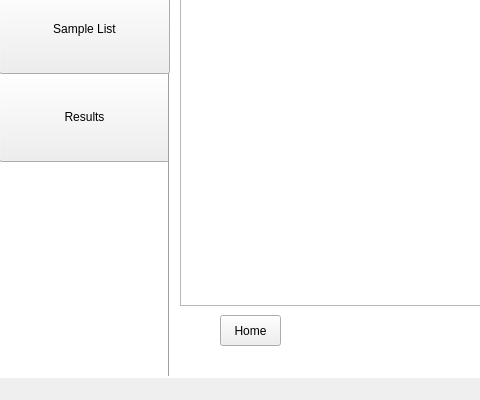
First picture: the form in app/gui/UI/ui_6.ui, repository CSID-DGU/2023-1-CECD3-Sugar-4, before the edit; both pictures show x 0 to 480 and y 115 to 515 of the 828 by 515 pixel window.
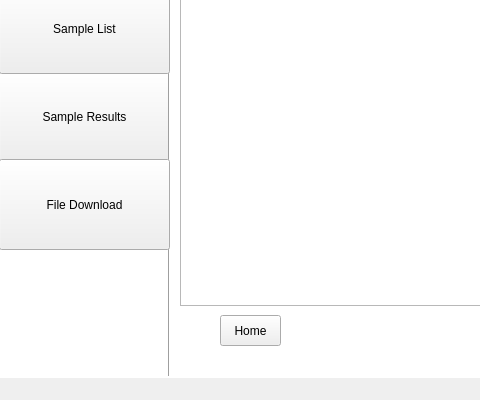
Second picture: the form after the edit.

Commit message:
ui: File Download 기능 추가
File Download & Sample Results

The edit to the form file:
```diff
--- a/app/gui/UI/ui_6.ui
+++ b/app/gui/UI/ui_6.ui
@@ -46,7 +46,7 @@
      </rect>
     </property>
     <property name="text">
-     <string>Results</string>
+     <string>Sample Results</string>
     </property>
    </widget>
    <widget class="Line" name="line">
@@ -191,6 +191,19 @@
      <string>Privacy Detection</string>
     </property>
    </widget>
+   <widget class="QPushButton" name="pushButton_7">
+    <property name="geometry">
+     <rect>
+      <x>-1</x>
+      <y>274</y>
+      <width>171</width>
+      <height>91</height>
+     </rect>
+    </property>
+    <property name="text">
+     <string>File Download</string>
+    </property>
+   </widget>
   </widget>
   <widget class="QMenuBar" name="menubar">
    <property name="geometry">
```
The commit also changes 12 other files.
